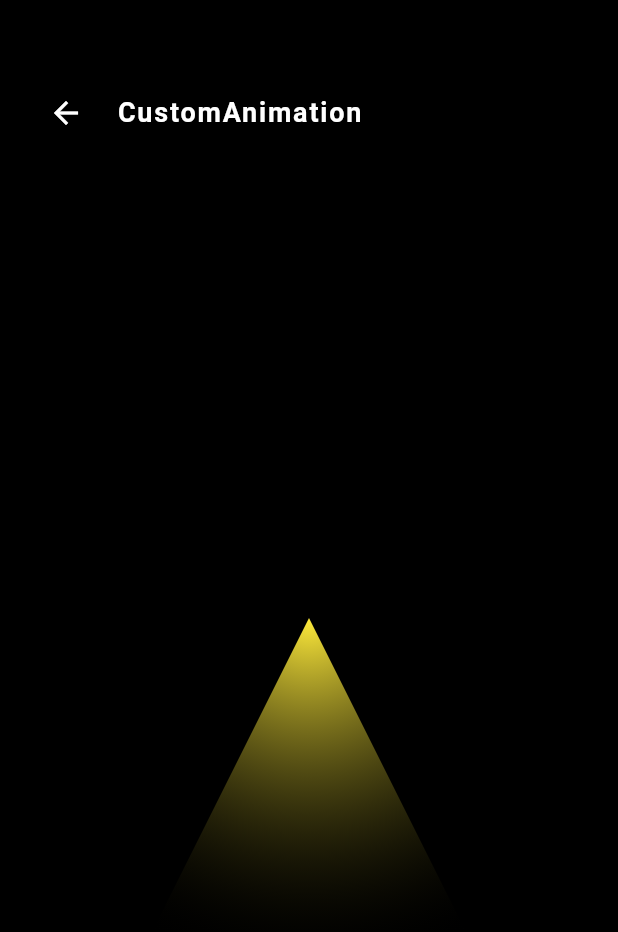
After one commit to vinayakvivek/flutter-animation-demos, a Flutter app: the CustomAnimationDemo screen opened directly, on a phone screen of 412 x 824 dp. The commit adds this screen. Shown: the top 932 px of the screen. Run offline on Flutter 3.47's test engine with Material 2 defaults, Android fonts, the phone set to English and light mode, and no system bars.

Commit message:
Add custom animation: UFO light beam

```diff
--- a/lib/main.dart
+++ b/lib/main.dart
@@ -2,6 +2,7 @@ import 'dart:math';
 
 import 'package:animation_test/helpers/custom_scaffold.dart';
 import 'package:animation_test/widgets/animated_container_demo.dart';
+import 'package:animation_test/widgets/custom_animation_demo.dart';
 import 'package:animation_test/widgets/explicit_animation_builder_demo.dart';
 import 'package:animation_test/widgets/tween_demo.dart';
 import 'package:flutter/material.dart';
@@ -54,6 +55,7 @@ class _HomePageState extends State<HomePage> {
             _button('AnimatedContainer', AnimatedContainerDemo()),
             _button('TweenAnimationBuilder', TweenDemo()),
             _button('ExplicitAnimationBuilder', ExplicitAnimationBuilderDemo()),
+            _button('CustomAnimation', CustomAnimationDemo()),
           ],
         ),
       ),
--- /dev/null
+++ b/lib/widgets/custom_animation_demo.dart
@@ -0,0 +1,81 @@
+import 'package:animation_test/helpers/custom_scaffold.dart';
+import 'package:flutter/material.dart';
+
+class CustomAnimationDemo extends StatefulWidget {
+  @override
+  _CustomAnimationDemoState createState() => _CustomAnimationDemoState();
+}
+
+class _CustomAnimationDemoState extends State<CustomAnimationDemo>
+    with SingleTickerProviderStateMixin {
+  AnimationController _controller;
+
+  @override
+  void initState() {
+    _controller = AnimationController(
+      vsync: this,
+      duration: const Duration(seconds: 5),
+    )..repeat();
+    super.initState();
+  }
+
+  @override
+  void dispose() {
+    _controller.dispose();
+    super.dispose();
+  }
+
+  @override
+  Widget build(BuildContext context) {
+    return CustomScaffold(
+      title: 'CustomAnimation',
+      body: BeamTransition(animation: _controller),
+    );
+  }
+}
+
+class BeamTransition extends AnimatedWidget {
+  const BeamTransition({
+    Key key,
+    @required Animation<double> animation,
+  }) : super(key: key, listenable: animation);
+
+  @override
+  Widget build(BuildContext context) {
+    Animation<double> animaiton = listenable;
+    return ClipPath(
+      clipper: const BeamClipper(),
+      child: Container(
+        height: 1000,
+        decoration: BoxDecoration(
+          gradient: RadialGradient(
+            radius: 1.5,
+            colors: [
+              Colors.yellow,
+              Colors.transparent,
+            ],
+            stops: [0, animaiton.value],
+          ),
+        ),
+      ),
+    );
+  }
+}
+
+class BeamClipper extends CustomClipper<Path> {
+  const BeamClipper();
+
+  @override
+  getClip(Size size) {
+    return Path()
+      ..lineTo(size.width / 2, size.height / 2)
+      ..lineTo(size.width, size.height)
+      ..lineTo(0, size.height)
+      ..lineTo(size.width / 2, size.height / 2)
+      ..close();
+  }
+
+  /// Return false always because we always clip the same area.
+  @override
+  bool shouldReclip(CustomClipper oldClipper) => false;
+}
```
